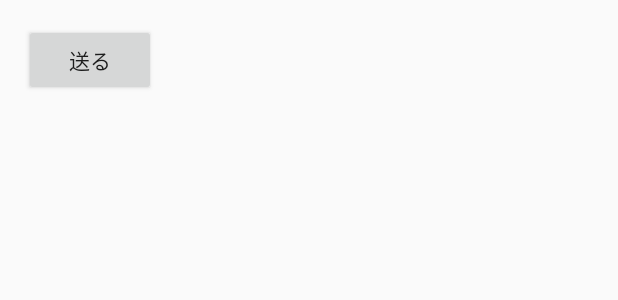
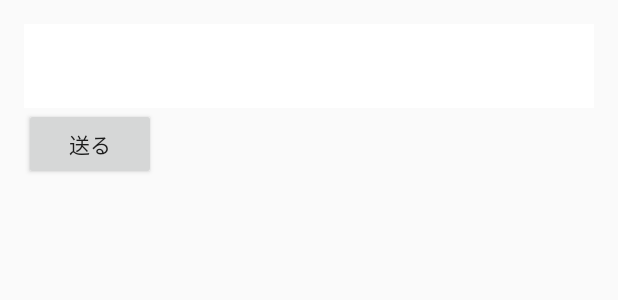
Before and after one commit to tokyo-hackademics/teamobcn, an Android app: the layout activity_main.xml on its own in the app's theme, with its tools: preview values and no code run, on a phone screen of 412 x 824 dp. Shown: the top 300 px of the screen. Run offline under Robolectric (Android 15) with nearby library versions, the phone set to English and light mode, and no system bars.

Commit message:
Toolbar追加

```diff
--- a/mobile/src/main/res/layout/activity_main.xml
+++ b/mobile/src/main/res/layout/activity_main.xml
@@ -1,13 +1,21 @@
 <LinearLayout xmlns:android="http://schemas.android.com/apk/res/android"
     xmlns:tools="http://schemas.android.com/tools"
-    android:orientation="vertical"
     android:layout_width="match_parent"
     android:layout_height="match_parent"
+    android:orientation="vertical"
     android:paddingBottom="@dimen/activity_vertical_margin"
     android:paddingLeft="@dimen/activity_horizontal_margin"
     android:paddingRight="@dimen/activity_horizontal_margin"
     android:paddingTop="@dimen/activity_vertical_margin"
     tools:context="jp.obcn.memoleep.MainActivity">
+
+    <android.support.v7.widget.Toolbar
+        android:id="@+id/Toolbar"
+        android:layout_width="match_parent"
+        android:layout_height="wrap_content"
+        android:background="?attr/colorPrimary"
+        android:minHeight="?attr/actionBarSize"
+        android:theme="@style/Widget.AppCompat.ActionBar" />
 
     <android.support.v7.widget.AppCompatButton
         android:id="@+id/BtnSend"
@@ -17,8 +25,8 @@
 
     <android.support.v7.widget.AppCompatTextView
         android:id="@+id/TextHeatRate"
-        android:layout_centerInParent="true"
         android:layout_width="wrap_content"
-        android:layout_height="wrap_content" />
+        android:layout_height="wrap_content"
+        android:layout_centerInParent="true" />
 
 </LinearLayout>
--- a/mobile/src/main/res/values/styles.xml
+++ b/mobile/src/main/res/values/styles.xml
@@ -1,8 +1,25 @@
 <resources>
 
-    <!-- Base application theme. -->
-    <style name="AppTheme" parent="Theme.AppCompat.Light.DarkActionBar">
+    <style name="AppTheme" parent="Theme.AppCompat.Light.NoActionBar">
         <!-- Customize your theme here. -->
+
+        <!-- colorPrimary is used for the default action bar background -->
+        <item name="colorPrimary">@android:color/white</item>
+
+        <!-- colorPrimaryDark is used for the status bar -->
+        <item name="colorPrimaryDark">@android:color/darker_gray</item>
+
+        <!-- colorAccent is used as the default value for colorControlActivated,
+         which is used to tint widgets -->
+        <item name="colorAccent">#ff0000</item>
+
+        <!-- You can also set colorControlNormal, colorControlActivated
+         colorControlHighlight, and colorSwitchThumbNormal. -->
+
+        <!-- ActionModeを使うのに必要（後述） -->
+        <item name="windowActionModeOverlay">true</item>
+
     </style>
 
+
 </resources>
```
Also changed, not shown: mobile/src/main/res/layout/activity_lesson_list.xml (added, +14 -0 lines).
